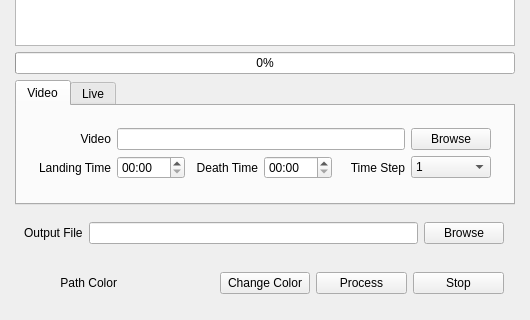
andrewzwicky/PUBGIS, file pubgis/pubgis_gui.ui: the form before one commit; both pictures show x 0 to 530 and y 469 to 789 of the 530 by 789 pixel window.
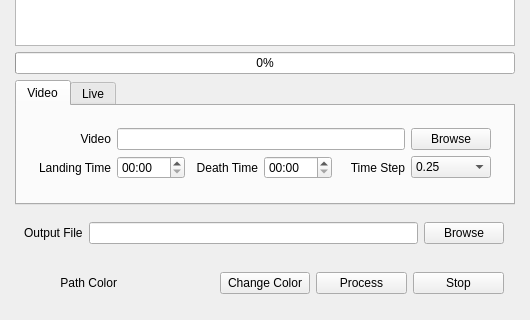
The form after the commit.

Commit message: Adding 0.25 and 0.5 as options for time step

```diff
--- a/pubgis/pubgis_gui.ui
+++ b/pubgis/pubgis_gui.ui
@@ -109,6 +109,16 @@
            </item>
            <item row="2" column="7">
             <widget class="QComboBox" name="time_step_combo">
+             <item>
+              <property name="text">
+               <string>0.25</string>
+              </property>
+             </item>
+             <item>
+              <property name="text">
+               <string>0.5</string>
+              </property>
+             </item>
              <item>
               <property name="text">
                <string>1</string>
```
The commit also changes 1 other file.
